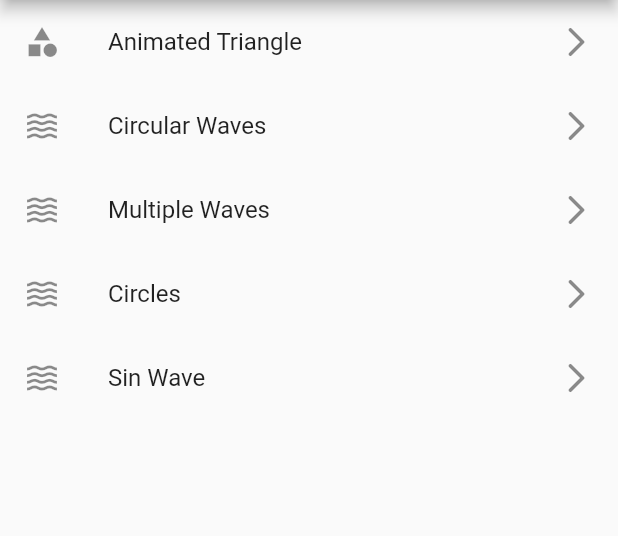
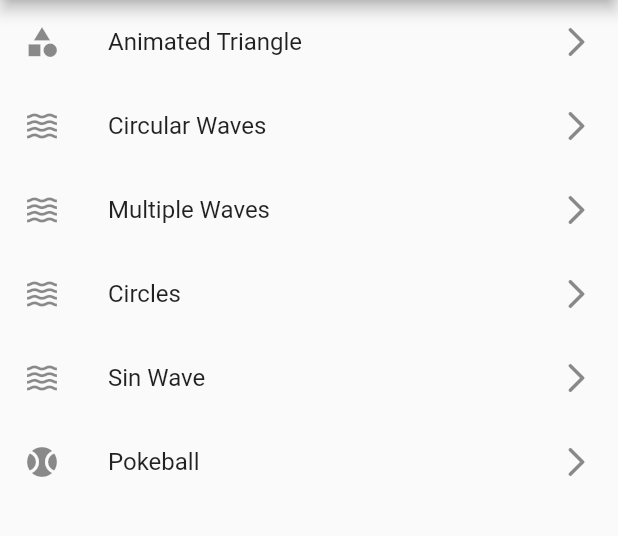
Before and after one commit to deus-magna/animations, a Flutter app: the screen it shows after launch, on a phone screen of 412 x 824 dp, the part 84-620 px from its top. Run offline on Flutter 3.47's test engine with Material 2 defaults, Android fonts, the phone set to English and light mode, and no system bars.

Commit message:
Creating pokeball ListTile in main view

```diff
--- a/lib/views/home_view.dart
+++ b/lib/views/home_view.dart
@@ -38,6 +38,12 @@ class HomeView extends StatelessWidget {
             title: Text('Sin Wave'),
             trailing: Icon(Icons.arrow_forward_ios_rounded),
             onTap: () => Navigator.of(context).pushNamed('/sin'),
+          ),
+          ListTile(
+            leading: Icon(Icons.sports_baseball_sharp),
+            title: Text('Pokeball'),
+            trailing: Icon(Icons.arrow_forward_ios_rounded),
+            onTap: () => Navigator.of(context).pushNamed('/pokeball'),
           )
         ],
       ),
```
